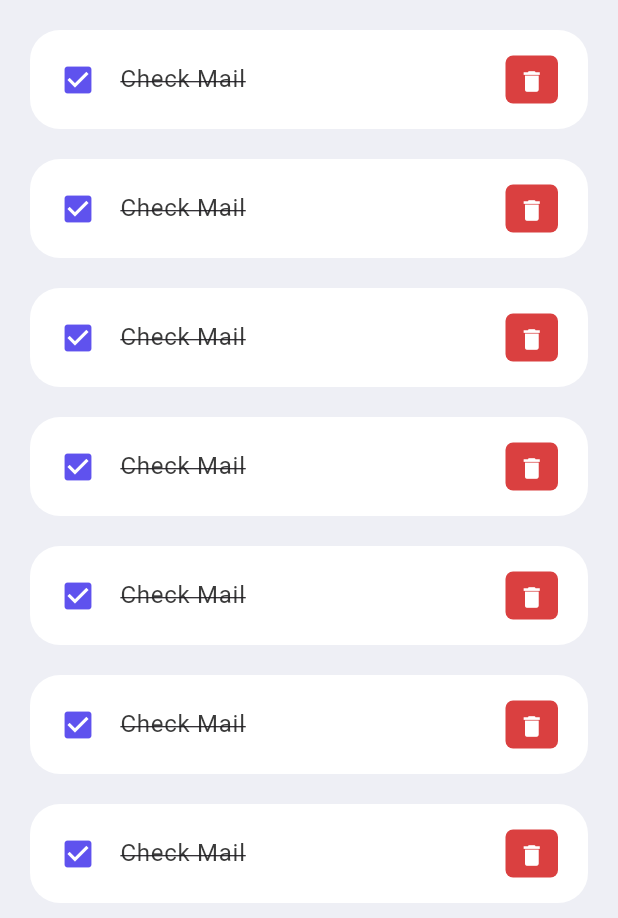
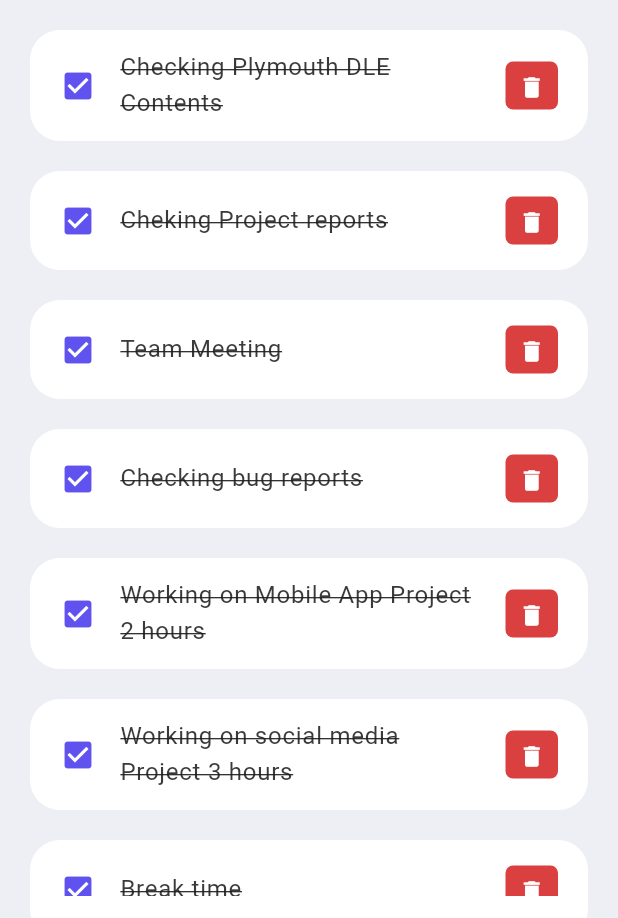
Before and after one commit to sadisi/flutter_ToDo_App, a Flutter app: the screen it shows after launch, on a phone screen of 412 x 824 dp, the part 318-1236 px from its top. Run offline on Flutter 3.47's test engine with Material 3 defaults, Android fonts, the phone set to English and light mode, and no system bars.

Commit message:
add some functions

```diff
--- a/lib/Screens/home.dart
+++ b/lib/Screens/home.dart
@@ -1,9 +1,12 @@
 import 'package:flutter/material.dart';
 import 'package:todo_app/constants/colors.dart';
+import 'package:todo_app/model/todo.dart';
 import 'package:todo_app/widgets/todo_item.dart';
 
 class Home extends StatelessWidget {
-  const Home({Key? key}) : super(key: key);
+   Home({Key? key}) : super(key: key);
+
+  final todosList = ToDo.todoList();
 
   @override
   Widget build(BuildContext context) {
@@ -34,17 +37,9 @@ class Home extends StatelessWidget {
                        ),
                      ),
                 ),
-                ToDoItem(),
-                ToDoItem(),
-                ToDoItem(),
-                ToDoItem(),
-                ToDoItem(),
-                ToDoItem(),
-                ToDoItem(),
-                ToDoItem(),
-                ToDoItem(),
-                ToDoItem(),
-                ToDoItem(),
+                for(ToDo toDo in todosList)
+                ToDoItem(toDo: toDo,),
+
               ],
              ),
            )
--- a/lib/model/todo.dart
+++ b/lib/model/todo.dart
@@ -8,4 +8,16 @@ class ToDo {
     required this.todoText,
     this.isDone = false,
    });
+   static List<ToDo> todoList(){
+    return[
+      ToDo(id: '01', todoText: 'Checking Plymouth DLE Contents', isDone: true),
+      ToDo(id: '02', todoText: 'Cheking Project reports', isDone: true),
+      ToDo(id: '03', todoText: 'Team Meeting', isDone: true),
+      ToDo(id: '04', todoText: 'Checking bug reports', ),
+      ToDo(id: '05', todoText: 'Working on Mobile App Project 2 hours', ),
+      ToDo(id: '06', todoText: 'Working on social media Project 3 hours', ),
+      ToDo(id: '07', todoText: 'Break time', ),
+      ToDo(id: '08', todoText: 'Working on SDTP Project 3 hours', ),
+    ];
+   }
 }
--- a/lib/widgets/todo_item.dart
+++ b/lib/widgets/todo_item.dart
@@ -1,8 +1,10 @@
 import 'package:flutter/material.dart';
 import 'package:todo_app/constants/colors.dart';
+import 'package:todo_app/model/todo.dart';
 
 class ToDoItem extends StatelessWidget{
-  const ToDoItem({Key? key}) :super(key: key);
+  final ToDo toDo;
+  const ToDoItem({Key? key, required this.toDo}) :super(key: key);
 
   @override
   Widget build(BuildContext context){
@@ -20,8 +22,12 @@ class ToDoItem extends StatelessWidget{
           vertical: 5,
           ),
         tileColor: Colors.white,
-        leading: Icon(Icons.check_box,color: tdBlue,),
-        title: Text('Check Mail',
+        leading: Icon(
+          Icons.check_box,
+        color: tdBlue,
+        ),
+        title: Text(
+          toDo.todoText!,
         style: TextStyle(
           fontSize: 16,
         color: tdBlack,
```
